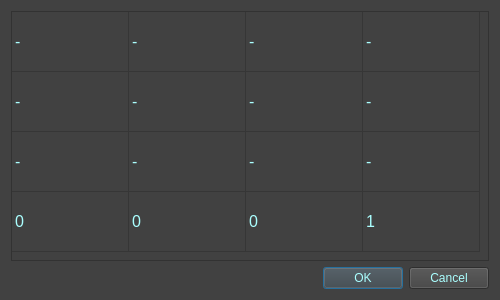
The window that src/ui/RegMatWin.ui (DaneshJoy/bronchoscopy) describes before a commit, drawn with Qt 5.
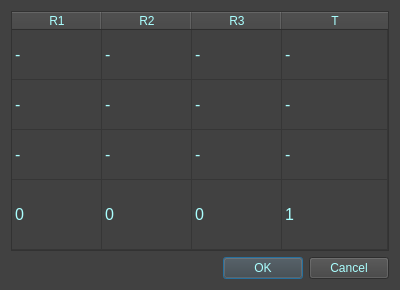
The same window after the commit.

The edit to the form file:
```diff
--- a/src/ui/RegMatWin.ui
+++ b/src/ui/RegMatWin.ui
@@ -9,20 +9,20 @@
    <rect>
     <x>0</x>
     <y>0</y>
-    <width>500</width>
-    <height>300</height>
+    <width>400</width>
+    <height>290</height>
    </rect>
   </property>
   <property name="minimumSize">
    <size>
-    <width>500</width>
-    <height>300</height>
+    <width>400</width>
+    <height>290</height>
    </size>
   </property>
   <property name="maximumSize">
    <size>
-    <width>500</width>
-    <height>300</height>
+    <width>400</width>
+    <height>290</height>
    </size>
   </property>
   <property name="windowTitle">
@@ -75,27 +75,39 @@
      <property name="alternatingRowColors">
       <bool>false</bool>
      </property>
-     <property name="gridStyle">
-      <enum>Qt::SolidLine</enum>
+     <property name="selectionMode">
+      <enum>QAbstractItemView::SingleSelection</enum>
+     </property>
+     <property name="columnCount">
+      <number>4</number>
      </property>
      <attribute name="horizontalHeaderVisible">
+      <bool>true</bool>
+     </attribute>
+     <attribute name="horizontalHeaderCascadingSectionResizes">
       <bool>false</bool>
      </attribute>
      <attribute name="horizontalHeaderDefaultSectionSize">
-      <number>117</number>
+      <number>90</number>
      </attribute>
      <attribute name="horizontalHeaderMinimumSectionSize">
       <number>10</number>
      </attribute>
+     <attribute name="horizontalHeaderStretchLastSection">
+      <bool>true</bool>
+     </attribute>
      <attribute name="verticalHeaderVisible">
       <bool>false</bool>
      </attribute>
      <attribute name="verticalHeaderDefaultSectionSize">
-      <number>60</number>
+      <number>50</number>
      </attribute>
      <attribute name="verticalHeaderMinimumSectionSize">
       <number>10</number>
      </attribute>
+     <attribute name="verticalHeaderStretchLastSection">
+      <bool>true</bool>
+     </attribute>
      <row>
       <property name="text">
        <string/>
@@ -118,88 +130,127 @@
      </row>
      <column>
       <property name="text">
-       <string/>
+       <string>R1</string>
       </property>
      </column>
      <column>
       <property name="text">
-       <string/>
+       <string>R2</string>
       </property>
      </column>
      <column>
       <property name="text">
-       <string/>
+       <string>R3</string>
       </property>
      </column>
      <column>
       <property name="text">
-       <string/>
+       <string>T</string>
       </property>
      </column>
      <item row="0" column="0">
       <property name="text">
        <string>-</string>
       </property>
+      <property name="flags">
+       <set>ItemIsSelectable|ItemIsEditable|ItemIsDragEnabled|ItemIsUserCheckable|ItemIsEnabled</set>
+      </property>
      </item>
      <item row="0" column="1">
       <property name="text">
        <string>-</string>
       </property>
+      <property name="flags">
+       <set>ItemIsSelectable|ItemIsEditable|ItemIsDragEnabled|ItemIsUserCheckable|ItemIsEnabled</set>
+      </property>
      </item>
      <item row="0" column="2">
       <property name="text">
        <string>-</string>
       </property>
+      <property name="flags">
+       <set>ItemIsSelectable|ItemIsEditable|ItemIsDragEnabled|ItemIsUserCheckable|ItemIsEnabled</set>
+      </property>
      </item>
      <item row="0" column="3">
       <property name="text">
        <string>-</string>
       </property>
+      <property name="flags">
+       <set>ItemIsSelectable|ItemIsEditable|ItemIsDragEnabled|ItemIsUserCheckable|ItemIsEnabled</set>
+      </property>
      </item>
      <item row="1" column="0">
       <property name="text">
        <string>-</string>
       </property>
+      <property name="flags">
+       <set>ItemIsSelectable|ItemIsEditable|ItemIsDragEnabled|ItemIsUserCheckable|ItemIsEnabled</set>
+      </property>
      </item>
      <item row="1" column="1">
       <property name="text">
        <string>-</string>
       </property>
+      <property name="flags">
+       <set>ItemIsSelectable|ItemIsEditable|ItemIsDragEnabled|ItemIsUserCheckable|ItemIsEnabled</set>
+      </property>
      </item>
      <item row="1" column="2">
       <property name="text">
        <string>-</string>
       </property>
+      <property name="flags">
+       <set>ItemIsSelectable|ItemIsEditable|ItemIsDragEnabled|ItemIsUserCheckable|ItemIsEnabled</set>
+      </property>
      </item>
      <item row="1" column="3">
       <property name="text">
        <string>-</string>
       </property>
+      <property name="flags">
+       <set>ItemIsSelectable|ItemIsEditable|ItemIsDragEnabled|ItemIsUserCheckable|ItemIsEnabled</set>
+      </property>
      </item>
      <item row="2" column="0">
       <property name="text">
        <string>-</string>
       </property>
+      <property name="flags">
+       <set>ItemIsSelectable|ItemIsEditable|ItemIsDragEnabled|ItemIsUserCheckable|ItemIsEnabled</set>
+      </property>
      </item>
      <item row="2" column="1">
       <property name="text">
        <string>-</string>
       </property>
+      <property name="flags">
+       <set>ItemIsSelectable|ItemIsEditable|ItemIsDragEnabled|ItemIsUserCheckable|ItemIsEnabled</set>
+      </property>
      </item>
      <item row="2" column="2">
       <property name="text">
        <string>-</string>
       </property>
+      <property name="flags">
+       <set>ItemIsSelectable|ItemIsEditable|ItemIsDragEnabled|ItemIsUserCheckable|ItemIsEnabled</set>
+      </property>
      </item>
      <item row="2" column="3">
       <property name="text">
        <string>-</string>
       </property>
+      <property name="flags">
+       <set>ItemIsSelectable|ItemIsEditable|ItemIsDragEnabled|ItemIsUserCheckable|ItemIsEnabled</set>
+      </property>
      </item>
      <item row="3" column="0">
       <property name="text">
        <string>0</string>
       </property>
+      <property name="flags">
+       <set>ItemIsDragEnabled|ItemIsUserCheckable</set>
+      </property>
      </item>
      <item row="3" column="1">
       <property name="text">
```
Left out of the diff: 3 changed lines with no effect on the pictures.
